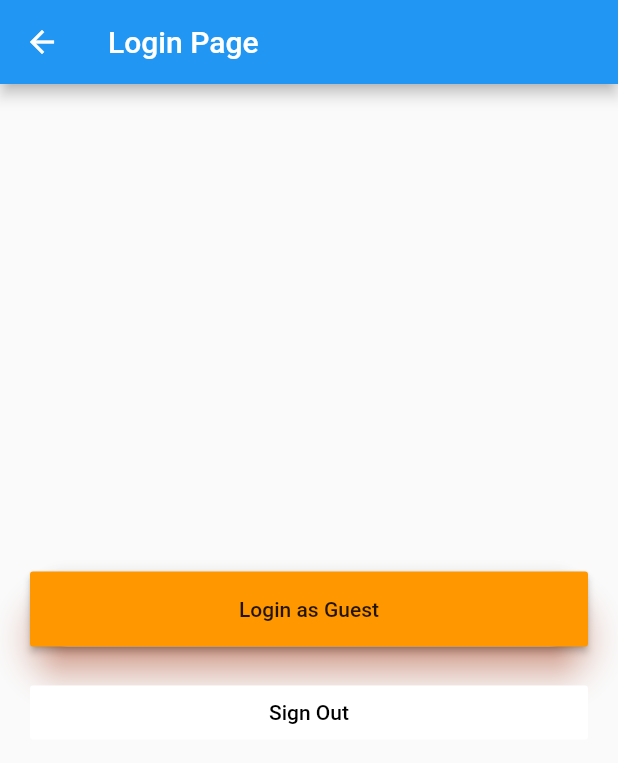
After one commit to IshaqIdris/check_in, a Flutter app: the SignIn screen opened directly, after a tap on "Login as Guest", on a phone screen of 412 x 824 dp. The commit adds this screen. Shown: the top 763 px of the screen. Run offline on Flutter 3.47's test engine with Material 2 defaults, Android fonts, the phone set to English and light mode, and no system bars; our stand-ins replace firebase_auth; missing offline and left inert: flutter_sound; accounts and stored records are empty; network calls fail.

Commit message:
added login

```diff
--- /dev/null
+++ b/lib/pages/signIn.dart
@@ -0,0 +1,112 @@
+import 'package:flutter/material.dart';
+import 'package:firebase_auth/firebase_auth.dart';
+
+import 'dart:async';
+
+
+class SignIn extends StatefulWidget {
+  static final String route = "login-page";
+  @override
+  LoginState createState() => LoginState();
+}
+
+class LoginState extends State<SignIn> {
+  final FirebaseAuth firebaseAuth = FirebaseAuth.instance;
+
+  Future<FirebaseUser> signInAnon() async {
+    FirebaseUser user = await firebaseAuth.signInAnonymously();
+    print("Signed in ${user.uid}");
+    return user;
+  }
+
+  void signOut() {
+    firebaseAuth.signOut();
+    print('Signed Out!');
+  }
+
+  @override
+  Widget build(BuildContext context) {
+    final loginbutton = Container(
+      padding: EdgeInsets.all(10.0),
+      child: Material(
+        borderRadius: BorderRadius.circular(30.0),
+        shadowColor: Colors.deepOrange,
+        elevation: 10.0,
+        child: MaterialButton(
+          minWidth: 150.0,
+          height: 50.0,
+          color: Colors.orange,
+          child: Text('Login as Guest'),
+          onPressed: () {
+            signInAnon().then((FirebaseUser user) {
+              Navigator
+                  .of(context)
+                  .push(MaterialPageRoute(
+                      builder: (BuildContext context) => HomePage(
+                            user: user,
+                          )))
+                  .catchError((e) => print(e));
+            });
+          },
+        ),
+      ),
+    );
+
+    final logoutButton = Container(
+      padding: EdgeInsets.all(10.0),
+      child: FlatButton(
+        color: Colors.white,
+        onPressed: () {
+          signOut();
+        },
+        child: Text(
+          "Sign Out",
+          style: TextStyle(color: Colors.black),
+        ),
+      ),
+    );
+
+    return Scaffold(
+      appBar: AppBar(
+        title: Text("Login Page"),
+      ),
+      body: Center(
+        child: ListView(
+          shrinkWrap: true,
+          padding: EdgeInsets.all(10.0),
+          children: <Widget>[
+            loginbutton,
+            logoutButton,
+          ],
+        ),
+      ),
+    );
+  }
+}
+
+class HomePage extends StatelessWidget {
+  static final String route = "home-page";
+
+  final FirebaseUser user;
+
+  HomePage({this.user});
+
+  @override
+  Widget build(BuildContext context) {
+    return Scaffold(
+      appBar: AppBar(
+        title: Text("Home Page"),
+      ),
+      body: Center(
+        child: Column(
+          mainAxisAlignment: MainAxisAlignment.center,
+          children: <Widget>[
+            Text("${user.uid}"),
+            Text("${user.displayName}"),
+            Text("${user.isAnonymous}")
+          ],
+        ),
+      ),
+    );
+  }
+}
--- a/pubspec.yaml
+++ b/pubspec.yaml
@@ -18,6 +18,8 @@ dependencies:
   intl: ^0.15.6
   cupertino_icons: ^0.1.2
   flutter_sound: ^1.0.6
+  firebase_auth: ^0.5.3
+  firebase_core: ^0.2.5
 
 dev_dependencies:
   flutter_test:
```
Also changed, not shown: lib/main.dart (+15 -4 lines), pubspec.lock, 6 other files.
